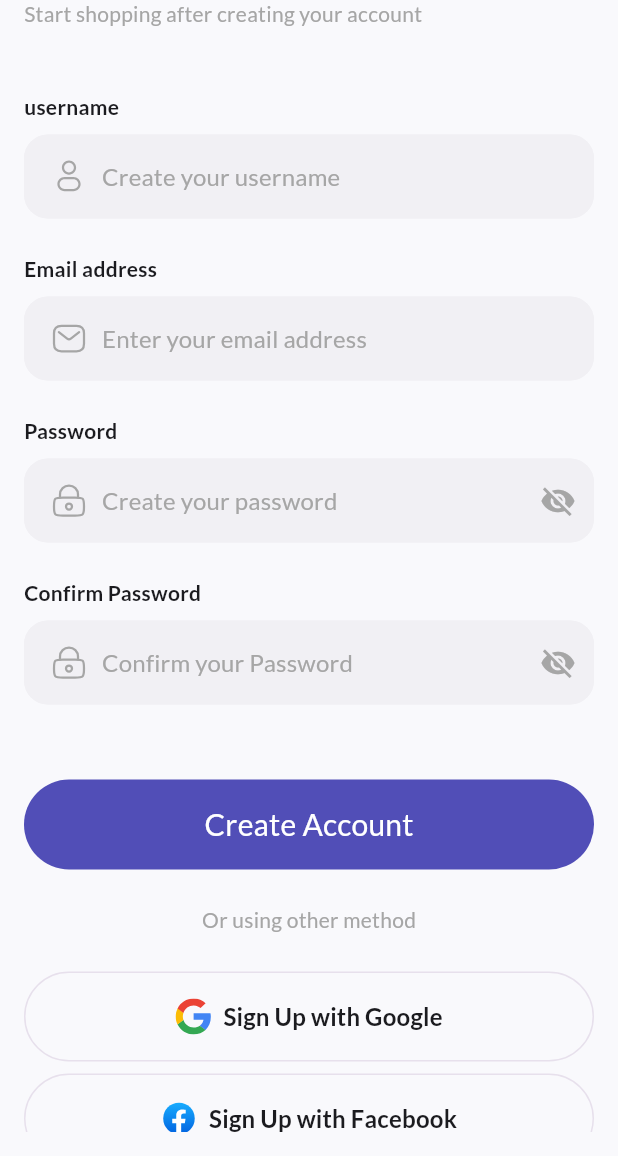
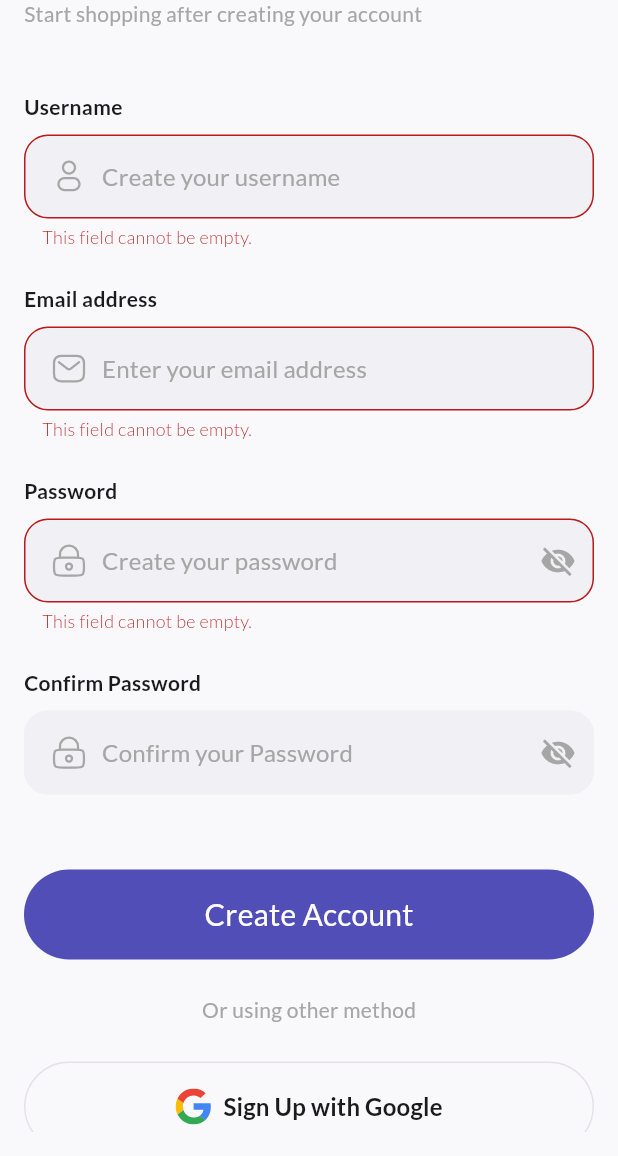
Before and after one commit to Mohamed-Ayad902/Flutter-E-Commerce, a Flutter app: the CreateAccountScreen screen opened directly, after a tap on "Create Account", on a phone screen of 412 x 824 dp, the part 80-1236 px from its top. Run offline on Flutter 3.47's test engine with Material 3 defaults, Android fonts, the phone set to English and light mode, and no system bars; our stand-ins replace cloud_firestore, equatable, firebase_auth, firebase_core, flutter_bloc, flutter_secure_storage and 3 more; accounts and stored records are empty.

Commit message:
Create account fully functional now

```diff
--- a/lib/core/constants/constants.dart
+++ b/lib/core/constants/constants.dart
@@ -5,9 +5,12 @@ class Constants {
   static const token = 'token';
   static const message = 'message';
 
+  static const uid = "uid";
   static const name = "name";
   static const email = "email";
   static const password = "password";
   static const rePassword = "rePassword";
-  static const phone = "phone";
+  static const createdAt = "createdAt";
+
+  static const users = "users";
 }
--- /dev/null
+++ b/lib/core/feature/authentication/domain/auth_repo.dart
@@ -0,0 +1,5 @@
+import 'create_account_request.dart';
+
+abstract class IAuthRepo {
+  Future<void> createAccount(CreateAccountRequest request);
+}
--- /dev/null
+++ b/lib/core/feature/authentication/domain/create_account_request.dart
@@ -0,0 +1,20 @@
+import '../../../constants/constants.dart';
+
+class CreateAccountRequest {
+  final String name;
+  final String email;
+  final String password;
+
+  CreateAccountRequest({
+    required this.name,
+    required this.email,
+    required this.password,
+  });
+
+  Map<String, dynamic> toMap() {
+    return {
+      Constants.name: name,
+      Constants.email: email,
+    };
+  }
+}
--- /dev/null
+++ b/lib/core/feature/authentication/domain/create_account_uc.dart
@@ -0,0 +1,17 @@
+import 'package:flutter_ecommerce/core/exceptions/exceptions.dart';
+import 'package:flutter_ecommerce/core/feature/authentication/domain/auth_repo.dart';
+import 'package:flutter_ecommerce/core/feature/authentication/domain/create_account_request.dart';
+import 'package:flutter_ecommerce/core/interactor/remote_use_case.dart';
+
+class CreateAccountUC extends UseCaseRemote<void, CreateAccountRequest> {
+  final IAuthRepo _repo;
+
+  CreateAccountUC(this._repo);
+
+  @override
+  Stream<void> execute(CreateAccountRequest? body) async* {
+    if (body == null) throw InvalidRequestBody("InvalidRequestBody, CreateAccountRequest");
+
+    yield _repo.createAccount(body);
+  }
+}
--- /dev/null
+++ b/lib/core/feature/authentication/domain/user.dart
@@ -0,0 +1,13 @@
+class User {
+  final String id;
+  final String name;
+  final String email;
+  final String createdAt;
+
+  User({
+    required this.id,
+    required this.name,
+    required this.email,
+    required this.createdAt,
+  });
+}
--- a/lib/di/app_modules.dart
+++ b/lib/di/app_modules.dart
@@ -1,8 +1,7 @@
 import 'package:flutter_ecommerce/di/storage_module.dart';
-import 'package:flutter_ecommerce/presentation/authentication/create/di/create_account_module.dart';
-import 'package:flutter_ecommerce/presentation/authentication/login/di/login_module.dart';
 import 'package:get_it/get_it.dart';
 
+import '../core/feature/authentication/di/auth_module.dart';
 import '../core/feature/onboarding/di/onboarding_module.dart';
 import 'firebase_module.dart';
 
@@ -13,6 +12,5 @@ Future<void> provideDependencies({bool autoStartGetNotes = false}) async {
   await registerFirebaseModule(getIt);
 
   await registerOnboardingModule(getIt);
-  await registerLoginModule(getIt);
-  await registerCreateAccountModule(getIt);
+  await registerAuthenticationModule(getIt);
 }
--- a/lib/l10n/app_en.arb
+++ b/lib/l10n/app_en.arb
@@ -11,8 +11,9 @@
   "electronicsDescription": "Discover cutting-edge gadgets and tech that make everyday living smarter and easier.",
   "createAccount": "Create Account",
   "alreadyHaveAccount": "Already have an Account",
+  "alreadyHaveAccountLogin": "Already have an Account? Login",
   "startShoppingAfterAccount": "Start shopping after creating your account",
-  "username": "username",
+  "username": "Username",
   "createUsername": "Create your username",
   "email": "Email",
   "enterEmail": "Enter your email address",
@@ -29,7 +30,7 @@
   "notReceivedCore": "Didn't receive the code?",
   "resend": "resend",
   "registerSuccess": "Register Success",
-  "congratulationsRegister": "Congratulation! your account already created.\nPlease login to get amazing experience.",
+  "congratulationsRegister": "Congratulation! your account already created.\nPlease verify your email and login to get amazing experience.",
   "loginAccountTitle": "Login Account",
   "loginAccountSubtitle": "Please login with registered account",
   "emailAddress": "Email address",
--- a/lib/l10n/app_localizations.dart
+++ b/lib/l10n/app_localizations.dart
@@ -159,6 +159,12 @@ abstract class AppLocalizations {
   /// **'Already have an Account'**
   String get alreadyHaveAccount;
 
+  /// No description provided for @alreadyHaveAccountLogin.
+  ///
+  /// In en, this message translates to:
+  /// **'Already have an Account? Login'**
+  String get alreadyHaveAccountLogin;
+
   /// No description provided for @startShoppingAfterAccount.
   ///
   /// In en, this message translates to:
@@ -168,7 +174,7 @@ abstract class AppLocalizations {
   /// No description provided for @username.
   ///
   /// In en, this message translates to:
-  /// **'username'**
+  /// **'Username'**
   String get username;
 
   /// No description provided for @createUsername.
@@ -270,7 +276,7 @@ abstract class AppLocalizations {
   /// No description provided for @congratulationsRegister.
   ///
   /// In en, this message translates to:
-  /// **'Congratulation! your account already created.\nPlease login to get amazing experience.'**
+  /// **'Congratulation! your account already created.\nPlease verify your email and login to get amazing experience.'**
   String get congratulationsRegister;
 
   /// No description provided for @loginAccountTitle.
--- a/lib/presentation/authentication/create/create_account_contract.dart
+++ b/lib/presentation/authentication/create/create_account_contract.dart
@@ -51,8 +51,8 @@ enum CreateAccountFields {
 sealed class CreateAccountEffects {}
 
 class AccountCreated extends CreateAccountEffects {}
-class Failure extends CreateAccountEffects {
+class Error extends CreateAccountEffects {
   final CustomException exception;
 
-  Failure(this.exception);
+  Error(this.exception);
 }
--- a/lib/presentation/authentication/create/create_account_cubit.dart
+++ b/lib/presentation/authentication/create/create_account_cubit.dart
@@ -1,4 +1,9 @@
+import 'dart:async';
+
 import 'package:flutter_bloc/flutter_bloc.dart';
+import 'package:flutter_ecommerce/core/feature/authentication/domain/create_account_request.dart';
+import 'package:flutter_ecommerce/core/feature/authentication/domain/create_account_uc.dart';
+import 'package:flutter_ecommerce/core/utils/resources.dart';
 
 import '../../../core/validation/field.dart';
 import '../../../core/validation/forms_validator.dart';
@@ -6,7 +11,12 @@ import '../../../core/validation/validation.dart';
 import 'create_account_contract.dart';
 
 class CreateAccountCubit extends Cubit<CreateAccountState> {
-  CreateAccountCubit() : super(CreateAccountState());
+  final CreateAccountUC _createAccountUC;
+  final _effectController = StreamController<CreateAccountEffects>.broadcast();
+
+  Stream<CreateAccountEffects> get effects => _effectController.stream;
+
+  CreateAccountCubit(this._createAccountUC) : super(CreateAccountState());
 
   void updateTextField(CreateAccountFields fieldType, String value) {
     ValidationResult result;
@@ -38,4 +48,54 @@ class CreateAccountCubit extends Cubit<CreateAccountState> {
         break;
     }
   }
+
+  void createAccount() async {
+    _validateAllFields();
+
+    if (state.name.result is Valid &&
+        state.email.result is Valid &&
+        state.password.result is Valid &&
+        state.rePassword.result is Valid) {
+      await for (final res in _createAccountUC.call(
+        body: CreateAccountRequest(
+            name: state.name.value,
+            email: state.email.value,
+            password: state.password.value),
+      )) {
+        switch (res) {
+          case Loading<void>():
+            emit(state.copyWith(isLoading: res.loading));
+            break;
+          case Success<void>():
+            _effectController.add(AccountCreated());
+            emit(state.copyWith(
+              name: state.name.copyWith(value: ""),
+              email: state.email.copyWith(value: ""),
+              password: state.password.copyWith(value: ""),
+              rePassword: state.rePassword.copyWith(value: ""),
+            ));
+            break;
+          case Failure<void>():
+            _effectController.add(Error(res.exception));
+            break;
+        }
+      }
+    }
+  }
+
+  void _validateAllFields() {
+    final nameResult = FormValidators.validateName(state.name.value);
+    final emailResult = FormValidators.validateEmail(state.email.value);
+    final passwordResult =
+        FormValidators.validatePassword(state.password.value);
+    final rePasswordResult = FormValidators.validatePasswordConfirmation(
+        state.password.value, state.rePassword.value);
+
+    emit(state.copyWith(
+      name: state.name.copyWith(result: nameResult),
+      email: state.email.copyWith(result: emailResult),
+      password: state.password.copyWith(result: passwordResult),
+      rePassword: state.rePassword.copyWith(result: rePasswordResult),
+    ));
+  }
 }
--- a/lib/presentation/authentication/create/create_account_screen.dart
+++ b/lib/presentation/authentication/create/create_account_screen.dart
@@ -1,12 +1,18 @@
+import 'dart:async';
+
 import 'package:flutter/material.dart';
 import 'package:flutter_bloc/flutter_bloc.dart';
 import 'package:flutter_ecommerce/core/extensions/context_extensions.dart';
 import 'package:flutter_ecommerce/core/extensions/error_code_extension.dart';
 import 'package:flutter_ecommerce/presentation/authentication/create/create_account_contract.dart';
 import 'package:flutter_ecommerce/presentation/authentication/create/create_account_cubit.dart';
+import 'package:flutter_ecommerce/presentation/authentication/login/login_cubit.dart';
+import 'package:flutter_ecommerce/presentation/authentication/login/login_screen.dart';
 
 import '../../../assets/app_assets.dart';
+import '../../../di/app_modules.dart';
 import '../../components/button.dart';
+import '../../components/events.dart';
 import '../../components/text_field.dart';
 import '../../theme/app_theme.dart';
 import '../../theme/window_size_class.dart';
@@ -24,6 +30,58 @@ class _CreateAccountScreenState extends State<CreateAccountScreen> {
   final TextEditingController _emailController = TextEditingController();
   final TextEditingController _passwordController = TextEditingController();
   final TextEditingController _rePasswordController = TextEditingController();
+  StreamSubscription<CreateAccountEffects>? _effectsSubscription;
+
+  @override
+  void initState() {
+    super.initState();
+    WidgetsBinding.instance.addPostFrameCallback((_) {
+      _effectsSubscription = context
+          .read<CreateAccountCubit>()
+          .effects
+          .listen(_handleEffects);
+    });
+  }
+
+  void _handleEffects(CreateAccountEffects effect) {
+    if (!mounted) return;
+
+    final colors = AppTheme.colorsOf(context);
+    final strings = context.localization;
+
+    switch (effect) {
+      case AccountCreated():
+        showCustomSnackBar(
+            context,
+            strings.congratulationsRegister,
+            color: colors.tertiaryContainer,
+            duration: 5,
+            icon: Icons.check_circle_outline
+        );
+
+        Future.delayed(const Duration(seconds: 5), () {
+          if (!mounted) return;
+
+          Navigator.of(context).pushReplacement(
+              MaterialPageRoute(
+                builder: (_) => BlocProvider<LoginCubit>(
+                  create: (_) => getIt<LoginCubit>(),
+                  child: LoginScreen(),
+                ),
+              ));
+        });
+        break;
+
+      case Error():
+        showCustomSnackBar(
+            context,
+            effect.exception.messageKey,
+            color: colors.error,
+            icon: Icons.error_outline
+        );
+        break;
+    }
+  }
 
   @override
   void dispose() {
@@ -31,6 +89,7 @@ class _CreateAccountScreenState extends State<CreateAccountScreen> {
     _emailController.dispose();
     _passwordController.dispose();
     _rePasswordController.dispose();
+    _effectsSubscription?.cancel();
     super.dispose();
   }
 
@@ -39,6 +98,7 @@ class _CreateAccountScreenState extends State<CreateAccountScreen> {
     final dimens = AppTheme.dimensOf(context);
     final cubit = BlocProvider.of<CreateAccountCubit>(context);
     final strings = context.localization;
+    final colors = AppTheme.colorsOf(context);
 
     return Scaffold(
       body: SafeArea(
@@ -63,13 +123,27 @@ class _CreateAccountScreenState extends State<CreateAccountScreen> {
                     ),
                     SizedBox(height: dimens.extraLarge),
                     AppButton(
+                      isLoading: state.isLoading,
                       text: strings.createAccount,
-                      onPressed: () {},
+                      onPressed: () => cubit.createAccount(),
                     ),
                     SizedBox(height: dimens.medium),
                     orDividerText(context),
                     SizedBox(height: dimens.medium),
-                    socialLoginSection(context,isLogin: false)
+                    socialLoginSection(context,isLogin: false),
+                    SizedBox(height: dimens.medium),
+                    AppTextButton(
+                      textColor: colors.outline,
+                      text: strings.alreadyHaveAccountLogin,
+                      onPressed: () => Navigator.of(context).push(
+                        MaterialPageRoute(
+                          builder: (_) => BlocProvider<LoginCubit>(
+                            create: (_) => getIt<LoginCubit>(),
+                            child: LoginScreen(),
+                          ),
+                        ),
+                      ),
+                    )
                   ],
                 );
               },
--- a/lib/presentation/authentication/create/di/create_account_module.dart
+++ /dev/null
@@ -1,6 +0,0 @@
-import 'package:flutter_ecommerce/presentation/authentication/create/create_account_cubit.dart';
-import 'package:get_it/get_it.dart';
-
-Future<void> registerCreateAccountModule(GetIt getIt) async {
-  getIt.registerFactory<CreateAccountCubit>(() => CreateAccountCubit());
-}
--- a/lib/presentation/authentication/login/di/login_module.dart
+++ /dev/null
@@ -1,6 +0,0 @@
-import 'package:flutter_ecommerce/presentation/authentication/login/login_cubit.dart';
-import 'package:get_it/get_it.dart';
-
-Future<void> registerLoginModule(GetIt getIt) async {
-  getIt.registerFactory<LoginCubit>(() => LoginCubit());
-}
--- a/lib/presentation/theme/colors.dart
+++ b/lib/presentation/theme/colors.dart
@@ -19,6 +19,7 @@ const ColorScheme lightColorScheme = ColorScheme(
   inverseSurface: Color(0xFF303034),
   onInverseSurface: Color(0xFFF1F0F4),
   inversePrimary: Color(0xFFD0BCFF),
+  tertiaryContainer: Color(0xFF52BF37)
 );
 
 const ColorScheme darkColorScheme = ColorScheme(
@@ -40,4 +41,5 @@ const ColorScheme darkColorScheme = ColorScheme(
   inverseSurface: Color(0xFFE6E1E5),
   onInverseSurface: Color(0xFF1B1B1F),
   inversePrimary: Color(0xFF6768A7),
+  tertiaryContainer: Color(0xFF52BF37)
 );
```
Also changed, not shown: lib/core/feature/authentication/data/auth_repo.dart (added, +37 -0 lines), lib/core/feature/authentication/data/user_dto.dart (added, +34 -0 lines), lib/core/feature/authentication/di/auth_module.dart (added, +17 -0 lines), lib/l10n/app_localizations_en.dart (+5 -2 lines), lib/presentation/components/events.dart (+11 -5 lines).
